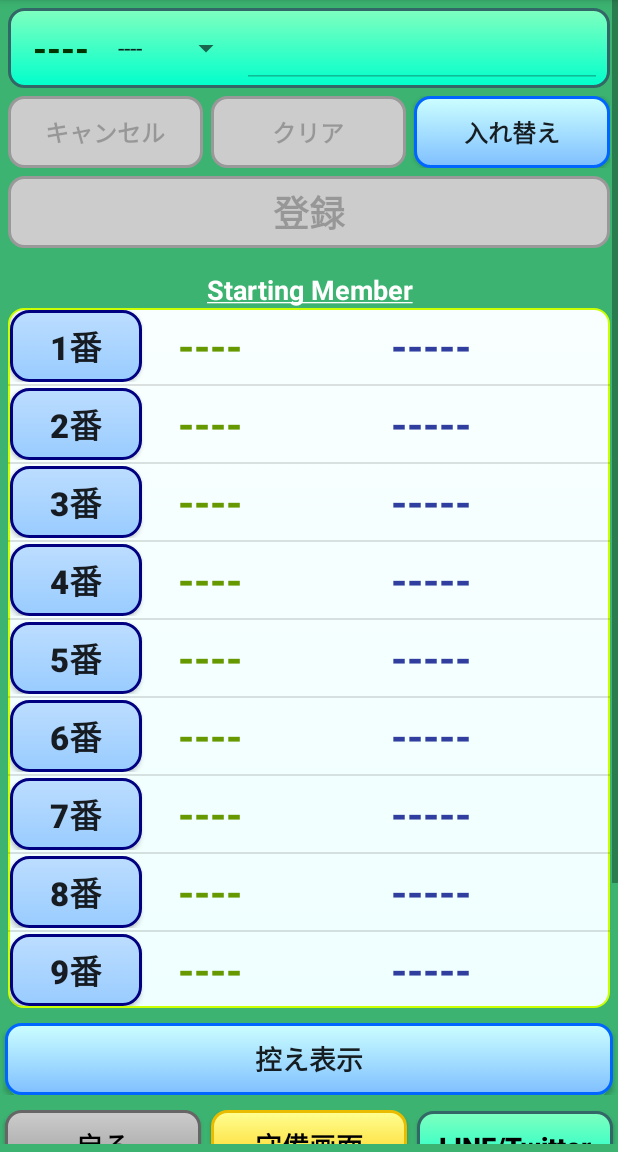
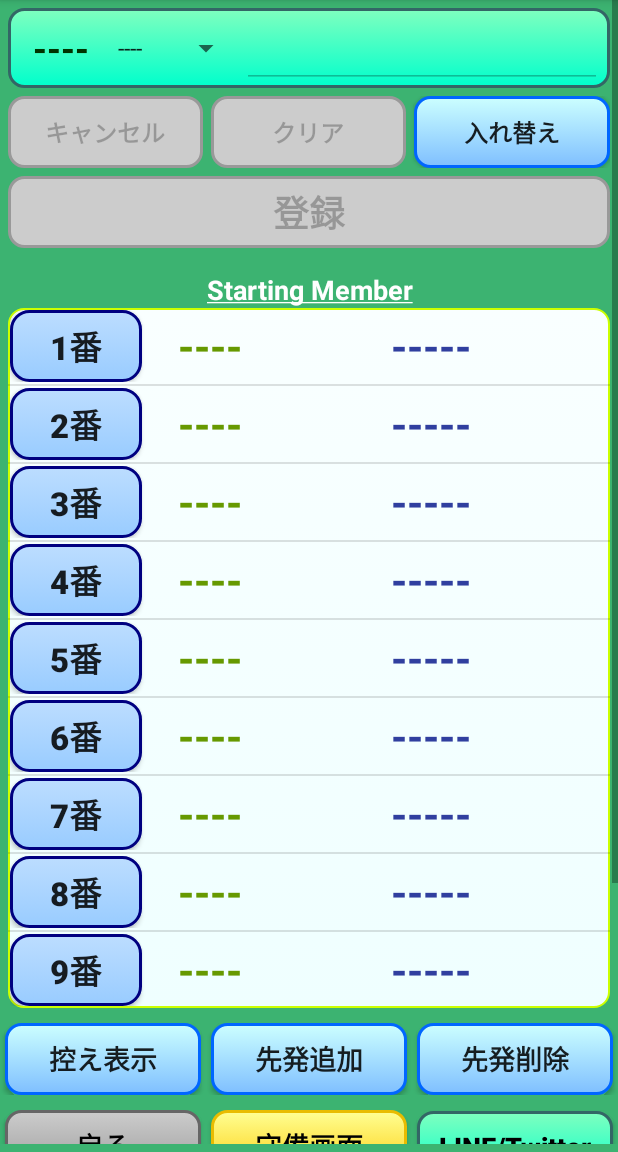
Before and after one commit to korosaka/baseball_lineup_jp, an Android app: the screen it shows after launch (MakingOrderActivity), after a tap on "特別ルール", on a phone screen of 412 x 824 dp, the part 84-1236 px from its top. Run offline under Robolectric (Android 15) with nearby library versions, the phone set to English and light mode, and no system bars; our stand-ins replace AdMob; 1 statement that could not run was skipped.

Commit message:
add adding deleting button for special

```diff
--- a/app/src/main/java/com/websarva/wings/android/dasenapp/MakingOrderActivity.java
+++ b/app/src/main/java/com/websarva/wings/android/dasenapp/MakingOrderActivity.java
@@ -27,6 +27,8 @@ public class MakingOrderActivity extends BaseAdActivity implements StartingPlaye
     private LinearLayout rolesBox;
     private Button addSub;
     private Button deleteSub;
+    private Button addStarting;
+    private Button deleteStarting;
     private Button rolePitcher;
     private Button roleBatter;
     private Button roleRunner;
@@ -90,6 +92,8 @@ public class MakingOrderActivity extends BaseAdActivity implements StartingPlaye
         rolesBox = findViewById(R.id.role_box_for_sub);
         addSub = findViewById(R.id.add_sub_button);
         deleteSub = findViewById(R.id.delete_sub_button);
+        addStarting = findViewById(R.id.add_special_button);
+        deleteStarting = findViewById(R.id.delete_special_button);
         rolePitcher = findViewById(R.id.role_pitcher_button);
         roleBatter = findViewById(R.id.role_batter_button);
         roleRunner = findViewById(R.id.role_runner_button);
@@ -577,6 +581,15 @@ public class MakingOrderActivity extends BaseAdActivity implements StartingPlaye
         makeButtonDisable(exchange);
     }
 
+    // TODO
+    public void onClickAddStarting(View view) {
+
+    }
+    // TODO
+    public void onClickDeleteStarting(View view) {
+
+    }
+
     private void showStartingOrder() {
         switchOrder(true);
         showingOrder = FixedWords.Starting_ORDER;
@@ -588,6 +601,10 @@ public class MakingOrderActivity extends BaseAdActivity implements StartingPlaye
         deleteSub.setVisibility(View.GONE);
         orderSwitch.setText(R.string.display_sub);
         if (!isExchanging) resetTitle();
+        if (orderType == FixedWords.SPECIAL_ORDER) {
+            addStarting.setVisibility(View.VISIBLE);
+            deleteStarting.setVisibility(View.VISIBLE);
+        }
     }
 
     private void showSubMembers() {
@@ -600,6 +617,10 @@ public class MakingOrderActivity extends BaseAdActivity implements StartingPlaye
         deleteSub.setVisibility(View.VISIBLE);
         orderSwitch.setText(R.string.display_starting);
         if (!isExchanging) resetTitle();
+        if (orderType == FixedWords.SPECIAL_ORDER) {
+            addStarting.setVisibility(View.GONE);
+            deleteStarting.setVisibility(View.GONE);
+        }
     }
 
     private void resetTitle() {
--- a/app/src/main/res/layout/activity_making_order.xml
+++ b/app/src/main/res/layout/activity_making_order.xml
@@ -108,9 +108,9 @@
                         android:layout_marginRight="3dp"
                         android:layout_weight="1.0"
                         android:background="@drawable/role_off_background"
-                        android:textColor="#696969"
                         android:onClick="onClickRoleButton"
                         android:text="@string/role_pitcher"
+                        android:textColor="#696969"
                         android:textSize="18sp"
                         android:textStyle="bold" />
 
@@ -121,9 +121,9 @@
                         android:layout_marginRight="3dp"
                         android:layout_weight="1.0"
                         android:background="@drawable/role_off_background"
-                        android:textColor="#696969"
                         android:onClick="onClickRoleButton"
                         android:text="@string/role_batter"
+                        android:textColor="#696969"
                         android:textSize="18sp"
                         android:textStyle="bold" />
 
@@ -134,9 +134,9 @@
                         android:layout_marginRight="3dp"
                         android:layout_weight="1.0"
                         android:background="@drawable/role_off_background"
-                        android:textColor="#696969"
                         android:onClick="onClickRoleButton"
                         android:text="@string/role_runner"
+                        android:textColor="#696969"
                         android:textSize="18sp"
                         android:textStyle="bold" />
 
@@ -147,9 +147,9 @@
                         android:layout_marginRight="3dp"
                         android:layout_weight="1.0"
                         android:background="@drawable/role_off_background"
-                        android:textColor="#696969"
                         android:onClick="onClickRoleButton"
                         android:text="@string/role_fielder"
+                        android:textColor="#696969"
                         android:textSize="18sp"
                         android:textStyle="bold" />
 
@@ -297,6 +297,35 @@
                     android:textSize="18sp"
                     android:textStyle="bold" />
 
+                <Button
+                    android:id="@+id/add_special_button"
+                    android:layout_width="0dp"
+                    android:layout_height="wrap_content"
+                    android:layout_marginLeft="3dp"
+                    android:layout_marginRight="3dp"
+                    android:layout_weight="1.0"
+                    android:background="@drawable/exchange_button_background"
+                    android:onClick="onClickAddStarting"
+                    android:text="@string/add_starting"
+                    android:textSize="18sp"
+                    android:textStyle="bold"
+                    android:visibility="gone" />
+
+                <Button
+                    android:id="@+id/delete_special_button"
+                    android:layout_width="0dp"
+                    android:layout_height="wrap_content"
+                    android:layout_marginLeft="3dp"
+                    android:layout_marginRight="3dp"
+                    android:layout_weight="1.0"
+                    android:background="@drawable/exchange_button_background"
+                    android:onClick="onClickDeleteStarting"
+                    android:text="@string/delete_starting"
+                    android:textSize="18sp"
+                    android:textStyle="bold"
+                    android:visibility="gone" />
+
+
             </LinearLayout>
 
             <LinearLayout
--- a/app/src/main/res/values/strings.xml
+++ b/app/src/main/res/values/strings.xml
@@ -34,6 +34,8 @@
     <string name="display_sub">控え表示</string>
     <string name="add_sub">控え追加</string>
     <string name="delete_sub">控え削除</string>
+    <string name="add_starting">先発追加</string>
+    <string name="delete_starting">先発削除</string>
     <string-array name="positions">
         <item>----</item>
         <item>(投)</item>
```
